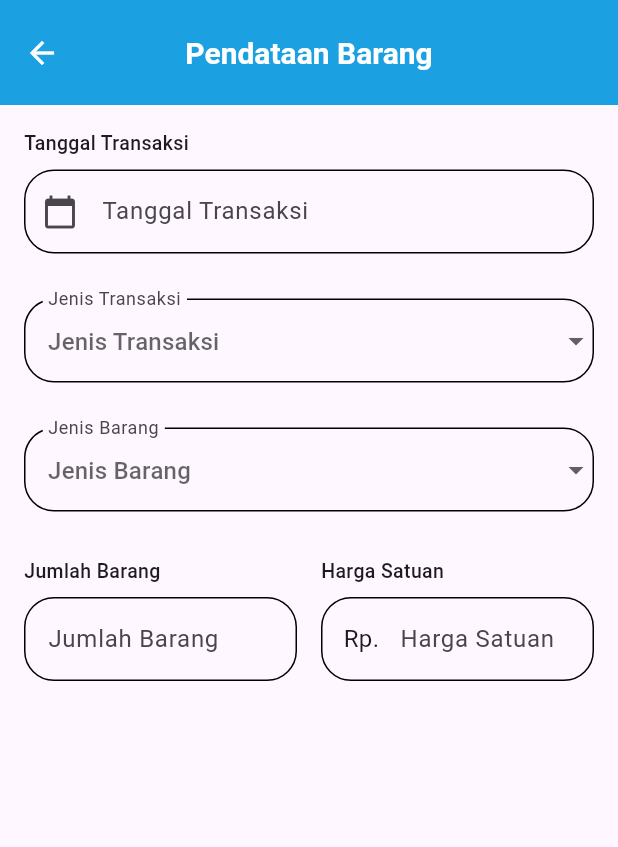
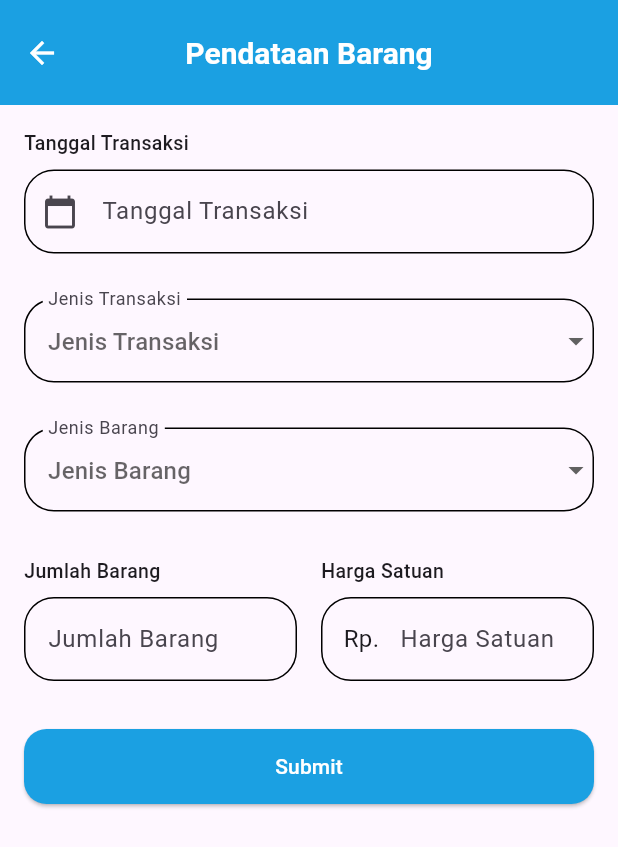
Before and after one commit to AbrarImamSatria/20220140042_UCP1Flutter, a Flutter app: the BarangPage screen opened directly, on a phone screen of 412 x 824 dp. Shown: the top 847 px of the screen. Run offline on Flutter 3.47's test engine with Material 3 defaults, Android fonts, the phone set to English and light mode, and no system bars; statements that could not run were skipped.

Commit message:
membuat button submit yang mengarah ke detail barang

```diff
--- a/lib/data_barang/barang_page.dart
+++ b/lib/data_barang/barang_page.dart
@@ -1,6 +1,7 @@
 import 'package:flutter/material.dart';
 import 'package:intl/intl.dart';
 import 'package:intl/date_symbol_data_local.dart';
+import 'package:ucp1_flutter/data_barang/detail_barang_page.dart';
 
 class BarangPage extends StatefulWidget {
   const BarangPage({super.key});
@@ -310,7 +311,37 @@ class _BarangPageState extends State<BarangPage> {
                 ),
                 const SizedBox(height: 32),
 
+                SizedBox(
+                  width: double.infinity,
+                  height: 50,
+                  child: ElevatedButton(
+                    style: ElevatedButton.styleFrom(
+                      backgroundColor: Color(0xFF1BA0E2),
+                      shape: RoundedRectangleBorder(
+                        borderRadius: BorderRadius.circular(15),
+                      ),
+                    ),
+                    onPressed: () {
+                      if (_formKey.currentState!.validate()) {
+                        Navigator.push(
+                          context,
+                          MaterialPageRoute(
+                            builder: (context) => const DetailBarangPage(),
+                          ),
+                        );
+                      }
+                    },
 
+                    child: const Text(
+                      'Submit',
+                      style: TextStyle(
+                        fontSize: 14,
+                        fontWeight: FontWeight.w500,
+                        color: Colors.white,
+                      ),
+                    ),
+                  ),
+                ),
               ],
             ),
           ),
```
